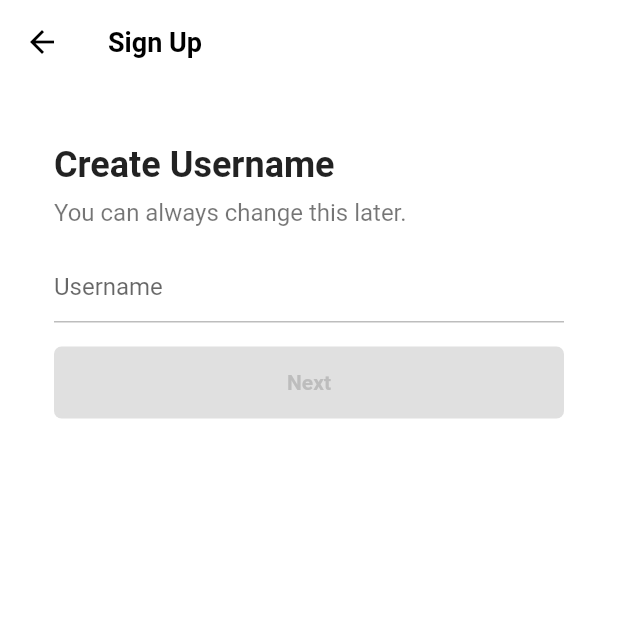
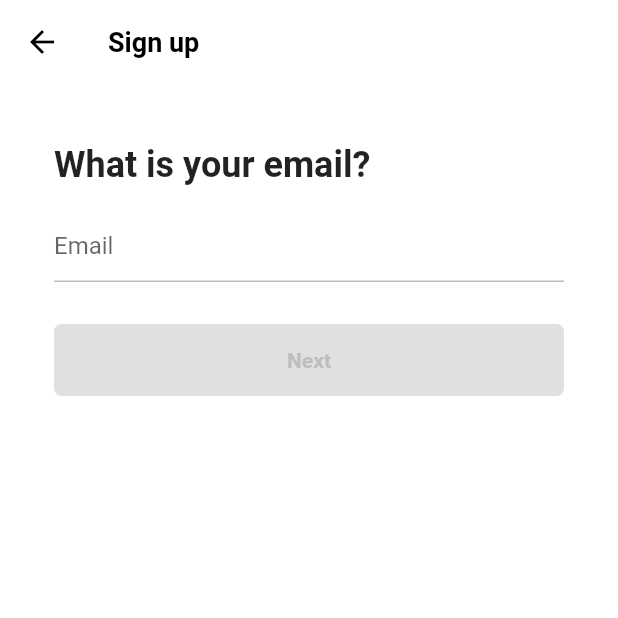
Before and after one commit to seayurre/nomadFlutter, a Flutter app: the EmailScreen screen opened directly, on a phone screen of 412 x 824 dp, the top half of it. Run offline on Flutter 3.47's test engine with Material 2 defaults, Android fonts, the phone set to English and light mode, and no system bars; our stand-ins replace font_awesome_flutter.

Commit message:
#4.6 Email Screen

```diff
--- a/lib/features/authentication/email_screen.dart
+++ b/lib/features/authentication/email_screen.dart
@@ -1,73 +1,96 @@
 import 'package:flutter/material.dart';
 import 'package:tiktok_clone/constants/gaps.dart';
 import 'package:tiktok_clone/constants/sizes.dart';
-import 'package:tiktok_clone/features/authentication/widgets/forn_button.dart';
+import 'package:tiktok_clone/features/authentication/password_screen.dart';
+import 'package:tiktok_clone/features/authentication/widgets/form_button.dart';
+import 'package:tiktok_clone/features/authentication/widgets/form_button.dart';
 
 class EmailScreen extends StatefulWidget {
   const EmailScreen({super.key});
 
   @override
-  State<EmailScreen> createState() => _UsernameScreenState();
+  State<EmailScreen> createState() => _EmailScreenState();
 }
 
-class _UsernameScreenState extends State<EmailScreen> {
-  final TextEditingController _usernameController = TextEditingController();
+class _EmailScreenState extends State<EmailScreen> {
+  final TextEditingController _emailController = TextEditingController();
 
-  String _username = "";
+  String _email = "";
 
   @override
   void initState() {
     super.initState();
-
-    _usernameController.addListener(() {
+    _emailController.addListener(() {
       setState(() {
-        _username = _usernameController.text;
+        _email = _emailController.text;
       });
     });
   }
 
   @override
   void dispose() {
-    _usernameController.dispose();
+    _emailController.dispose();
     super.dispose();
+  }
+
+  String? _isEmailValid() {
+    if (_email.isEmpty) return null;
+    final regExp = RegExp(
+        r"^[a-zA-Z0-9.a-zA-Z0-9.!#$%&'*+-/=?^_`{|}~]+@[a-zA-Z0-9]+\.[a-zA-Z]+");
+    if (!regExp.hasMatch(_email)) {
+      return "Email not valid";
+    }
+    return null;
+  }
+
+  void _onScaffoldTap() {
+    FocusScope.of(context).unfocus();
+  }
+
+  void _onSubmit() {
+    if (_email.isEmpty || _isEmailValid() != null) return;
+    Navigator.push(
+      context,
+      MaterialPageRoute(
+        builder: (context) => const PasswordScreen(),
+      ),
+    );
   }
 
   @override
   Widget build(BuildContext context) {
-    return Scaffold(
-      backgroundColor: Colors.white,
+    return GestureDetector(
+      onTap: _onScaffoldTap,
+      child: Scaffold(
         appBar: AppBar(
           title: const Text(
-          'Sign Up',
+            "Sign up",
           ),
         ),
         body: Padding(
-        padding: const EdgeInsets.symmetric(horizontal: Sizes.size36),
+          padding: const EdgeInsets.symmetric(
+            horizontal: Sizes.size36,
+          ),
           child: Column(
             crossAxisAlignment: CrossAxisAlignment.start,
             children: [
               Gaps.v40,
               const Text(
-              "Create Username",
+                "What is your email?",
                 style: TextStyle(
                   fontSize: Sizes.size24,
                   fontWeight: FontWeight.w700,
                 ),
               ),
-            Gaps.v8,
-            const Text(
-              "You can always change this later.",
-              style: TextStyle(
-                fontSize: Sizes.size16,
-                color: Colors.black54,
-              ),
-            ),
               Gaps.v16,
               TextField(
-              controller: _usernameController,
-              cursorColor: Theme.of(context).primaryColor,
+                controller: _emailController,
+                autocorrect: false,
+                keyboardType: TextInputType.emailAddress,
+                onEditingComplete: _onSubmit,
                 decoration: InputDecoration(
-                hintText: "Username",
+                  hintText: "Email",
+                  errorText: _isEmailValid(),
                   enabledBorder: UnderlineInputBorder(
                     borderSide: BorderSide(
                       color: Colors.grey.shade400,
@@ -79,10 +102,17 @@ class _UsernameScreenState extends State<EmailScreen> {
                     ),
                   ),
                 ),
+                cursorColor: Theme.of(context).primaryColor,
               ),
-            Gaps.v16,
-            FormButton(disabled: _username.isEmpty),
+              Gaps.v28,
+              GestureDetector(
+                onTap: _onSubmit,
+                child: FormButton(
+                  disabled: _email.isEmpty || _isEmailValid() != null,
+                ),
+              ),
             ],
+          ),
         ),
       ),
     );
```
Also changed, not shown: lib/features/authentication/password_screen.dart (added, +10 -0 lines), lib/features/authentication/username_screen.dart (+20 -11 lines), lib/features/authentication/widgets/form_button.dart (renamed from lib/features/authentication/widgets/forn_button.dart). Lines whose indentation alone changed are shown as unchanged.
